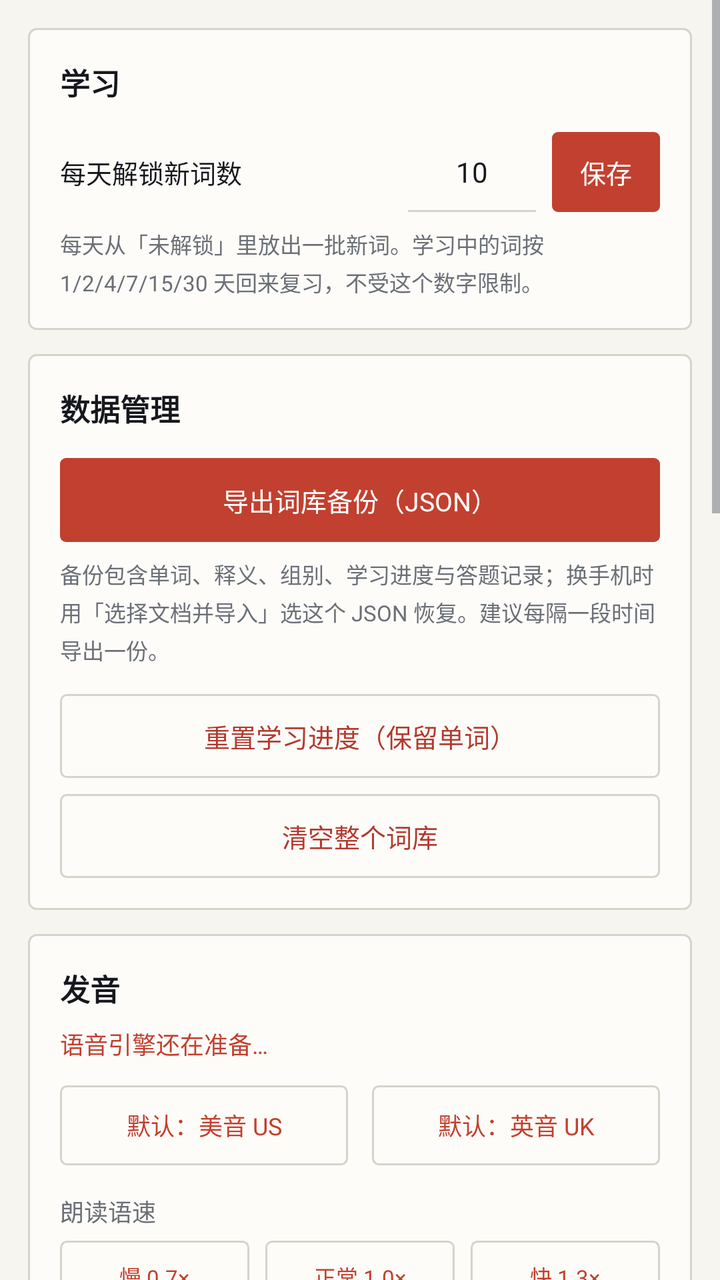
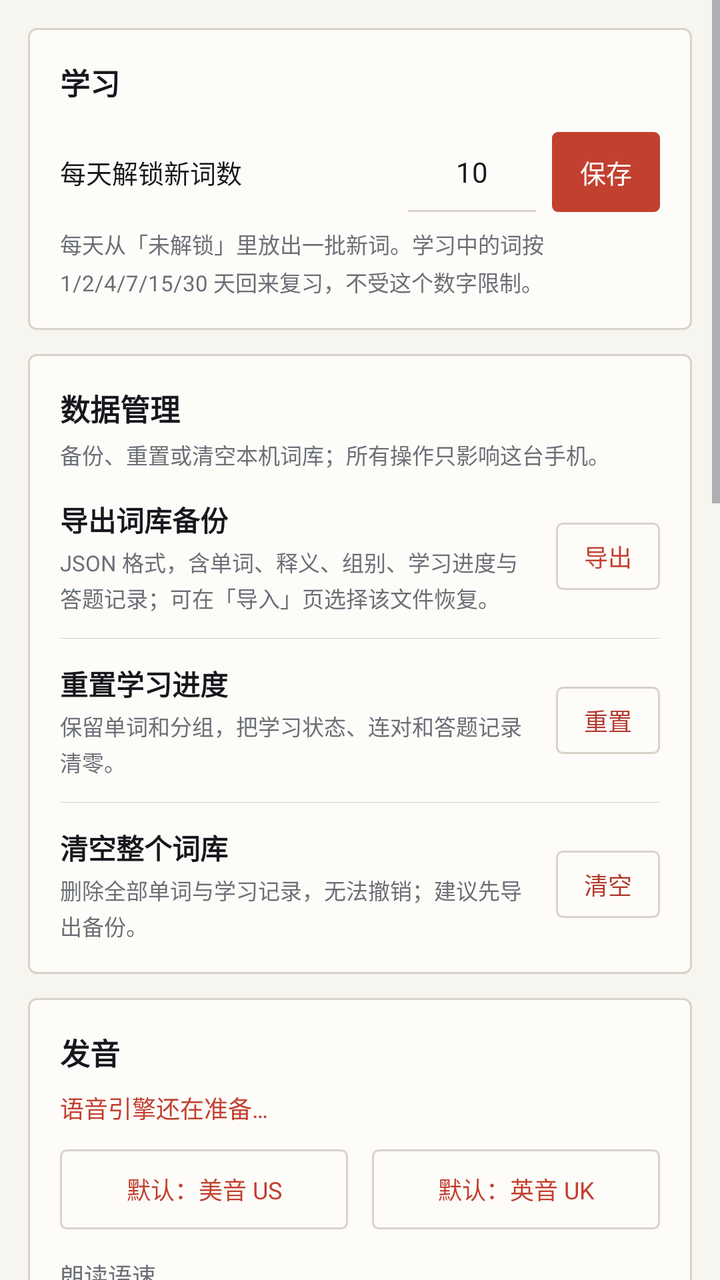

Before-and-after screenshots of an Android layout around one commit, followed by the original layout XML and the change that was made.
<!-- AndroidManifest.xml: application theme AppTheme -->
<!-- res/layout/page_settings.xml -->
<?xml version="1.0" encoding="utf-8"?>
<ScrollView xmlns:android="http://schemas.android.com/apk/res/android"
    android:layout_width="match_parent"
    android:layout_height="match_parent">

    <LinearLayout
        android:layout_width="match_parent"
        android:layout_height="wrap_content"
        android:orientation="vertical"
        android:padding="14dp">

        <LinearLayout
            android:layout_width="match_parent"
            android:layout_height="wrap_content"
            android:orientation="vertical"
            android:background="@drawable/bg_card"
            android:padding="16dp">

            <TextView
                android:layout_width="wrap_content"
                android:layout_height="wrap_content"
                android:text="学习"
                android:textSize="15sp"
                android:textStyle="bold"
                android:textColor="@color/text" />

            <LinearLayout
                android:layout_width="match_parent"
                android:layout_height="wrap_content"
                android:layout_marginTop="14dp"
                android:orientation="horizontal"
                android:gravity="center_vertical">

                <TextView
                    android:layout_width="0dp"
                    android:layout_height="wrap_content"
                    android:layout_weight="1"
                    android:text="每天解锁新词数"
                    android:textSize="13sp"
                    android:textColor="@color/text" />

                <EditText
                    android:id="@+id/etDaily"
                    android:layout_width="64dp"
                    android:layout_height="wrap_content"
                    android:minHeight="40dp"
                    android:background="@drawable/bg_input"
                    android:gravity="center"
                    android:inputType="number"
                    android:maxLines="1"
                    android:text="10"
                    android:textSize="14sp"
                    android:textColor="@color/text" />

                <TextView
                    android:id="@+id/btnSaveDaily"
                    android:layout_width="wrap_content"
                    android:layout_height="wrap_content"
                    android:minHeight="40dp"
                    android:layout_marginLeft="8dp"
                    android:background="@drawable/bg_btn_primary"
                    android:gravity="center"
                    android:paddingLeft="14dp"
                    android:paddingRight="14dp"
                    android:text="保存"
                    android:textSize="13sp"
                    android:textColor="@color/white" />
            </LinearLayout>

            <TextView
                android:layout_width="match_parent"
                android:layout_height="wrap_content"
                android:layout_marginTop="8dp"
                android:lineSpacingExtra="3dp"
                android:text="每天从「未解锁」里放出一批新词。学习中的词按 1/2/4/7/15/30 天回来复习，不受这个数字限制。"
                android:textSize="11sp"
                android:textColor="@color/text_sub" />
        </LinearLayout>

        <LinearLayout
            android:layout_width="match_parent"
            android:layout_height="wrap_content"
            android:layout_marginTop="12dp"
            android:orientation="vertical"
            android:background="@drawable/bg_card"
            android:padding="16dp">

            <TextView
                android:layout_width="wrap_content"
                android:layout_height="wrap_content"
                android:text="数据管理"
                android:textSize="15sp"
                android:textStyle="bold"
                android:textColor="@color/text" />

            <TextView
                android:id="@+id/btnExport"
                android:layout_width="match_parent"
                android:layout_height="wrap_content"
                android:minHeight="42dp"
                android:layout_marginTop="14dp"
                android:background="@drawable/bg_btn_primary"
                android:gravity="center"
                android:text="导出词库备份（JSON）"
                android:textSize="13sp"
                android:textColor="@color/white" />

            <TextView
                android:layout_width="match_parent"
                android:layout_height="wrap_content"
                android:layout_marginTop="8dp"
                android:lineSpacingExtra="3dp"
                android:text="备份包含单词、释义、组别、学习进度与答题记录；换手机时用「选择文档并导入」选这个 JSON 恢复。建议每隔一段时间导出一份。"
                android:textSize="11sp"
                android:textColor="@color/text_sub" />

            <TextView
                android:id="@+id/btnReset"
                android:layout_width="match_parent"
                android:layout_height="wrap_content"
                android:minHeight="42dp"
                android:layout_marginTop="14dp"
                android:background="@drawable/bg_btn_ghost"
                android:gravity="center"
                android:text="重置学习进度（保留单词）"
                android:textSize="13sp"
                android:textColor="@color/danger" />

            <TextView
                android:id="@+id/btnClear"
                android:layout_width="match_parent"
                android:layout_height="wrap_content"
                android:minHeight="42dp"
                android:layout_marginTop="8dp"
                android:background="@drawable/bg_btn_ghost"
                android:gravity="center"
                android:text="清空整个词库"
                android:textSize="13sp"
                android:textColor="@color/danger" />
        </LinearLayout>

        <LinearLayout
            android:layout_width="match_parent"
            android:layout_height="wrap_content"
            android:layout_marginTop="12dp"
            android:orientation="vertical"
            android:background="@drawable/bg_card"
            android:padding="16dp">

            <TextView
                android:layout_width="wrap_content"
                android:layout_height="wrap_content"
                android:text="发音"
                android:textSize="15sp"
                android:textStyle="bold"
                android:textColor="@color/text" />

            <TextView
                android:id="@+id/tvTtsStatus"
                android:layout_width="match_parent"
                android:layout_height="wrap_content"
                android:layout_marginTop="8dp"
                android:text="语音引擎还在准备…"
                android:textSize="12sp"
                android:textColor="@color/primary" />

            <LinearLayout
                android:layout_width="match_parent"
                android:layout_height="wrap_content"
                android:layout_marginTop="12dp"
                android:orientation="horizontal">

                <TextView
                    android:id="@+id/btnAccentUs"
                    android:layout_width="0dp"
                    android:layout_height="wrap_content"
                    android:minHeight="40dp"
                    android:layout_weight="1"
                    android:layout_marginRight="6dp"
                    android:background="@drawable/bg_btn_ghost"
                    android:gravity="center"
                    android:text="默认：美音 US"
                    android:textSize="12sp"
                    android:textColor="@color/primary" />

                <TextView
                    android:id="@+id/btnAccentUk"
                    android:layout_width="0dp"
                    android:layout_height="wrap_content"
                    android:minHeight="40dp"
                    android:layout_weight="1"
                    android:layout_marginLeft="6dp"
                    android:background="@drawable/bg_btn_ghost"
                    android:gravity="center"
                    android:text="默认：英音 UK"
                    android:textSize="12sp"
                    android:textColor="@color/primary" />
            </LinearLayout>

            <TextView
                android:layout_width="wrap_content"
                android:layout_height="wrap_content"
                android:layout_marginTop="14dp"
                android:text="朗读语速"
                android:textSize="12sp"
                android:textColor="@color/text_sub" />

            <LinearLayout
                android:layout_width="match_parent"
                android:layout_height="wrap_content"
                android:layout_marginTop="6dp"
                android:orientation="horizontal">

                <TextView
                    android:id="@+id/btnRateSlow"
                    android:layout_width="0dp"
                    android:layout_height="wrap_content"
                    android:minHeight="36dp"
                    android:layout_weight="1"
                    android:layout_marginRight="4dp"
                    android:background="@drawable/bg_btn_ghost"
                    android:gravity="center"
                    android:text="慢 0.7×"
                    android:textSize="11sp"
                    android:textColor="@color/primary" />

                <TextView
                    android:id="@+id/btnRateNormal"
                    android:layout_width="0dp"
                    android:layout_height="wrap_content"
                    android:minHeight="36dp"
                    android:layout_weight="1"
                    android:layout_marginLeft="4dp"
                    android:layout_marginRight="4dp"
                    android:background="@drawable/bg_btn_ghost"
                    android:gravity="center"
                    android:text="正常 1.0×"
                    android:textSize="11sp"
                    android:textColor="@color/primary" />

                <TextView
                    android:id="@+id/btnRateFast"
                    android:layout_width="0dp"
                    android:layout_height="wrap_content"
                    android:minHeight="36dp"
                    android:layout_weight="1"
                    android:layout_marginLeft="4dp"
                    android:background="@drawable/bg_btn_ghost"
                    android:gravity="center"
                    android:text="快 1.3×"
                    android:textSize="11sp"
                    android:textColor="@color/primary" />
            </LinearLayout>

            <TextView
                android:id="@+id/btnSpeakSample"
                android:layout_width="match_parent"
                android:layout_height="wrap_content"
                android:minHeight="38dp"
                android:layout_marginTop="10dp"
                android:background="@drawable/bg_btn_soft"
                android:gravity="center"
                android:text="试听一句英文（确认到底出不出声）"
                android:textSize="12sp"
                android:textColor="@color/primary" />

            <TextView
                android:id="@+id/btnTtsSettings"
                android:layout_width="match_parent"
                android:layout_height="wrap_content"
                android:minHeight="40dp"
                android:layout_marginTop="10dp"
                android:background="@drawable/bg_btn_ghost"
                android:gravity="center"
                android:text="安装 / 检查英语语音包"
                android:textSize="12sp"
                android:textColor="@color/primary" />

            <TextView
                android:layout_width="match_parent"
                android:layout_height="wrap_content"
                android:layout_marginTop="10dp"
                android:lineSpacingExtra="3dp"
                android:text="发音走系统 TTS 的本地离线语音包；没装对应口音时会自动回退到另一种并提示。音色由手机安装的语音包决定，应用不联网合成。"
                android:textSize="11sp"
                android:textColor="@color/text_sub" />
        </LinearLayout>

        <LinearLayout
            android:layout_width="match_parent"
            android:layout_height="wrap_content"
            android:layout_marginTop="12dp"
            android:orientation="vertical"
            android:background="@drawable/bg_card"
            android:padding="16dp">

            <TextView
                android:layout_width="wrap_content"
                android:layout_height="wrap_content"
                android:text="音标"
                android:textSize="15sp"
                android:textStyle="bold"
                android:textColor="@color/text" />

            <TextView
                android:id="@+id/tvIpaStatus"
                android:layout_width="match_parent"
                android:layout_height="wrap_content"
                android:layout_marginTop="8dp"
                android:text="正在读取内置词典…"
                android:textSize="12sp"
                android:textColor="@color/primary" />

            <TextView
                android:id="@+id/btnAutoIpa"
                android:layout_width="match_parent"
                android:layout_height="wrap_content"
                android:minHeight="40dp"
                android:layout_marginTop="12dp"
                android:background="@drawable/bg_btn_soft"
                android:gravity="center"
                android:text="导入时自动补全音标：开"
                android:textSize="12sp"
                android:textColor="@color/primary" />

            <TextView
                android:id="@+id/btnFillIpa"
                android:layout_width="match_parent"
                android:layout_height="wrap_content"
                android:minHeight="40dp"
                android:layout_marginTop="10dp"
                android:background="@drawable/bg_btn_ghost"
                android:gravity="center"
                android:text="给现有词库补一次音标"
                android:textSize="12sp"
                android:textColor="@color/primary" />

            <TextView
                android:layout_width="match_parent"
                android:layout_height="wrap_content"
                android:layout_marginTop="10dp"
                android:lineSpacingExtra="3dp"
                android:text="音标来自随包内置的离线开源词典，只补空字段，不覆盖手填内容；查不到的词留空，不编造。数据来源与许可见 LICENSES/THIRD_PARTY_NOTICES.md。"
                android:textSize="11sp"
                android:textColor="@color/text_sub" />
        </LinearLayout>

        <LinearLayout
            android:layout_width="match_parent"
            android:layout_height="wrap_content"
            android:layout_marginTop="12dp"
            android:orientation="vertical"
            android:background="@drawable/bg_card"
            android:padding="16dp">

            <TextView
                android:layout_width="wrap_content"
                android:layout_height="wrap_content"
                android:text="版本与更新"
                android:textSize="15sp"
                android:textStyle="bold"
                android:textColor="@color/text" />

            <TextView
                android:id="@+id/tvVersion"
                android:layout_width="match_parent"
                android:layout_height="wrap_content"
                android:layout_marginTop="8dp"
                android:text="当前版本"
                android:fontFamily="serif"
                android:textSize="18sp"
                android:textColor="@color/text" />

            <TextView
                android:layout_width="match_parent"
                android:layout_height="wrap_content"
                android:layout_marginTop="8dp"
                android:lineSpacingExtra="4dp"
                android:text="点「检查更新」会向 GitHub 读取一次公开的版本号，这是本应用唯一会联网的地方。不会上传词库、账号或设备信息，也不会自动下载、自动安装 APK。"
                android:textSize="12sp"
                android:textColor="@color/text_sub" />

            <TextView
                android:id="@+id/btnCheckUpdate"
                android:layout_width="match_parent"
                android:layout_height="wrap_content"
                android:minHeight="42dp"
                android:layout_marginTop="14dp"
                android:background="@drawable/bg_btn_primary"
                android:gravity="center"
                android:text="检查更新"
                android:textSize="14sp"
                android:textColor="@color/white" />

            <TextView
                android:id="@+id/btnAutoUpdate"
                android:layout_width="match_parent"
                android:layout_height="wrap_content"
                android:minHeight="40dp"
                android:layout_marginTop="10dp"
                android:background="@drawable/bg_btn_soft"
                android:gravity="center"
                android:text="启动时自动检查：关"
                android:textSize="12sp"
                android:textColor="@color/primary" />
        </LinearLayout>

        <LinearLayout
            android:layout_width="match_parent"
            android:layout_height="wrap_content"
            android:layout_marginTop="12dp"
            android:orientation="vertical"
            android:background="@drawable/bg_card"
            android:padding="16dp">

            <TextView
                android:layout_width="wrap_content"
                android:layout_height="wrap_content"
                android:text="关于"
                android:textSize="15sp"
                android:textStyle="bold"
                android:textColor="@color/text" />

            <TextView
                android:layout_width="match_parent"
                android:layout_height="wrap_content"
                android:layout_marginTop="8dp"
                android:lineSpacingExtra="4dp"
                android:text="单词酷是一个离线优先的本地词库：词库、导入、音标、发音、复习与备份都在手机上完成，不上传账号或设备信息。唯一的联网点是「检查更新」，只在点按钮或打开自动检查时读取一次 GitHub 公开版本号。\n\n考研词库（711 词 / 23 组）来自用户提供的 Unit1–5 词表，仅保存在本机；公开分发前请确认词表版权。"
                android:textSize="12sp"
                android:textColor="@color/text_sub" />
        </LinearLayout>

    </LinearLayout>
</ScrollView>
<!-- resources referenced by this layout -->
<resources>
  <color name="danger">#B23A2E</color>
  <color name="primary">#C2402F</color>
  <color name="text">#16181D</color>
  <color name="text_sub">#6B6F76</color>
  <color name="white">#FFFFFF</color>
  <!-- drawable bg_btn_ghost (drawable) -->
  <?xml version="1.0" encoding="utf-8"?>
  <shape xmlns:android="http://schemas.android.com/apk/res/android" android:shape="rectangle">
      <solid android:color="@color/card" />
      <corners android:radius="3dp" />
      <stroke android:width="1dp" android:color="@color/line" />
      <padding android:left="12dp" android:top="8dp" android:right="12dp" android:bottom="8dp" />
  </shape>
  <!-- drawable bg_btn_primary (drawable) -->
  <?xml version="1.0" encoding="utf-8"?>
  <shape xmlns:android="http://schemas.android.com/apk/res/android" android:shape="rectangle">
      <solid android:color="@color/primary" />
      <corners android:radius="3dp" />
      <padding android:left="12dp" android:top="8dp" android:right="12dp" android:bottom="8dp" />
  </shape>
  <!-- drawable bg_btn_soft (drawable) -->
  <?xml version="1.0" encoding="utf-8"?>
  <shape xmlns:android="http://schemas.android.com/apk/res/android" android:shape="rectangle">
      <solid android:color="@color/soft_blue" />
      <corners android:radius="3dp" />
      <stroke android:width="1dp" android:color="@color/line" />
      <padding android:left="12dp" android:top="8dp" android:right="12dp" android:bottom="8dp" />
  </shape>
  <!-- drawable bg_card (drawable) -->
  <?xml version="1.0" encoding="utf-8"?>
  <shape xmlns:android="http://schemas.android.com/apk/res/android" android:shape="rectangle">
      <solid android:color="@color/card" />
      <corners android:radius="4dp" />
      <stroke android:width="1dp" android:color="@color/line" />
  </shape>
  <!-- drawable bg_input (drawable) -->
  <?xml version="1.0" encoding="utf-8"?>
  <layer-list xmlns:android="http://schemas.android.com/apk/res/android">
      <item android:left="-2dp" android:right="-2dp" android:top="-2dp">
          <shape android:shape="rectangle">
              <solid android:color="@android:color/transparent" />
              <stroke android:width="1dp" android:color="@color/line" />
              <padding android:left="10dp" android:top="8dp" android:right="10dp" android:bottom="8dp" />
          </shape>
      </item>
  </layer-list>
  <style name="AppTheme" parent="AppThemeBase">
          <item name="android:statusBarColor">@color/bg</item>
          <item name="android:windowLightStatusBar">true</item>
          <item name="android:navigationBarColor">@color/text</item>
      </style>
  <color name="card">#FDFCF9</color>
  <color name="line">#D8D3C9</color>
  <color name="soft_blue">#EDE9E1</color>
  <style name="AppThemeBase" parent="@android:style/Theme.Material.Light.NoActionBar">
          <item name="android:colorPrimary">@color/primary</item>
          <item name="android:colorPrimaryDark">@color/primary_dark</item>
          <item name="android:colorAccent">@color/accent</item>
          <item name="android:windowBackground">@color/bg</item>
          <item name="android:textColorPrimary">@color/text</item>
          <item name="android:textColorSecondary">@color/text_sub</item>
          <item name="android:textColorHint">@color/text_sub</item>
      </style>
  <color name="bg">#F7F5F0</color>
  <color name="primary_dark">#9E3225</color>
  <color name="accent">#16181D</color>
</resources>

<!-- the commit's change to res/layout/page_settings.xml (unified diff, before → after) -->
@@ -94,49 +94,165 @@
                 android:textColor="@color/text" />
 
             <TextView
-                android:id="@+id/btnExport"
-                android:layout_width="match_parent"
-                android:layout_height="wrap_content"
-                android:minHeight="42dp"
+                android:layout_width="match_parent"
+                android:layout_height="wrap_content"
+                android:layout_marginTop="4dp"
+                android:text="备份、重置或清空本机词库；所有操作只影响这台手机。"
+                android:textSize="11sp"
+                android:textColor="@color/text_sub" />
+
+            
+            <LinearLayout
+                android:layout_width="match_parent"
+                android:layout_height="wrap_content"
                 android:layout_marginTop="14dp"
-                android:background="@drawable/bg_btn_primary"
-                android:gravity="center"
-                android:text="导出词库备份（JSON）"
-                android:textSize="13sp"
-                android:textColor="@color/white" />
-
-            <TextView
-                android:layout_width="match_parent"
-                android:layout_height="wrap_content"
-                android:layout_marginTop="8dp"
-                android:lineSpacingExtra="3dp"
-                android:text="备份包含单词、释义、组别、学习进度与答题记录；换手机时用「选择文档并导入」选这个 JSON 恢复。建议每隔一段时间导出一份。"
-                android:textSize="11sp"
-                android:textColor="@color/text_sub" />
-
-            <TextView
-                android:id="@+id/btnReset"
-                android:layout_width="match_parent"
-                android:layout_height="wrap_content"
-                android:minHeight="42dp"
-                android:layout_marginTop="14dp"
-                android:background="@drawable/bg_btn_ghost"
-                android:gravity="center"
-                android:text="重置学习进度（保留单词）"
-                android:textSize="13sp"
-                android:textColor="@color/danger" />
-
-            <TextView
-                android:id="@+id/btnClear"
-                android:layout_width="match_parent"
-                android:layout_height="wrap_content"
-                android:minHeight="42dp"
-                android:layout_marginTop="8dp"
-                android:background="@drawable/bg_btn_ghost"
-                android:gravity="center"
-                android:text="清空整个词库"
-                android:textSize="13sp"
-                android:textColor="@color/danger" />
+                android:gravity="center_vertical"
+                android:orientation="horizontal">
+
+                <LinearLayout
+                    android:layout_width="0dp"
+                    android:layout_height="wrap_content"
+                    android:layout_weight="1"
+                    android:orientation="vertical">
+
+                    <TextView
+                        android:layout_width="match_parent"
+                        android:layout_height="wrap_content"
+                        android:text="导出词库备份"
+                        android:textColor="@color/text"
+                        android:textSize="14sp"
+                        android:textStyle="bold" />
+
+                    <TextView
+                        android:layout_width="match_parent"
+                        android:layout_height="wrap_content"
+                        android:layout_marginTop="3dp"
+                        android:lineSpacingExtra="2dp"
+                        android:text="JSON 格式，含单词、释义、组别、学习进度与答题记录；可在「导入」页选择该文件恢复。"
+                        android:textColor="@color/text_sub"
+                        android:textSize="11sp" />
+                </LinearLayout>
+
+                <TextView
+                    android:id="@+id/btnExport"
+                    android:layout_width="wrap_content"
+                    android:layout_height="wrap_content"
+                    android:layout_marginLeft="12dp"
+                    android:background="@drawable/bg_btn_ghost"
+                    android:gravity="center"
+                    android:minHeight="32dp"
+                    android:paddingLeft="14dp"
+                    android:paddingRight="14dp"
+                    android:text="导出"
+                    android:textColor="@color/primary"
+                    android:textSize="12sp" />
+            </LinearLayout>
+
+            <View
+                android:layout_width="match_parent"
+                android:layout_height="1px"
+                android:layout_marginTop="12dp"
+                android:layout_marginBottom="12dp"
+                android:background="@color/line" />
+
+            
+            <LinearLayout
+                android:layout_width="match_parent"
+                android:layout_height="wrap_content"
+                android:gravity="center_vertical"
+                android:orientation="horizontal">
+
+                <LinearLayout
+                    android:layout_width="0dp"
+                    android:layout_height="wrap_content"
+                    android:layout_weight="1"
+                    android:orientation="vertical">
+
+                    <TextView
+                        android:layout_width="match_parent"
+                        android:layout_height="wrap_content"
+                        android:text="重置学习进度"
+                        android:textColor="@color/text"
+                        android:textSize="14sp"
+                        android:textStyle="bold" />
+
+                    <TextView
+                        android:layout_width="match_parent"
+                        android:layout_height="wrap_content"
+                        android:layout_marginTop="3dp"
+                        android:lineSpacingExtra="2dp"
+                        android:text="保留单词和分组，把学习状态、连对和答题记录清零。"
+                        android:textColor="@color/text_sub"
+                        android:textSize="11sp" />
+                </LinearLayout>
+
+                <TextView
+                    android:id="@+id/btnReset"
+                    android:layout_width="wrap_content"
+                    android:layout_height="wrap_content"
+                    android:layout_marginLeft="12dp"
+                    android:background="@drawable/bg_btn_ghost"
+                    android:gravity="center"
+                    android:minHeight="32dp"
+                    android:paddingLeft="14dp"
+                    android:paddingRight="14dp"
+                    android:text="重置"
+                    android:textColor="@color/danger"
+                    android:textSize="12sp" />
+            </LinearLayout>
+
+            <View
+                android:layout_width="match_parent"
+                android:layout_height="1px"
+                android:layout_marginTop="12dp"
+                android:layout_marginBottom="12dp"
+                android:background="@color/line" />
+
+            
+            <LinearLayout
+                android:layout_width="match_parent"
+                android:layout_height="wrap_content"
+                android:gravity="center_vertical"
+                android:orientation="horizontal">
+
+                <LinearLayout
+                    android:layout_width="0dp"
+                    android:layout_height="wrap_content"
+                    android:layout_weight="1"
+                    android:orientation="vertical">
+
+                    <TextView
+                        android:layout_width="match_parent"
+                        android:layout_height="wrap_content"
+                        android:text="清空整个词库"
+                        android:textColor="@color/text"
+                        android:textSize="14sp"
+                        android:textStyle="bold" />
+
+                    <TextView
+                        android:layout_width="match_parent"
+                        android:layout_height="wrap_content"
+                        android:layout_marginTop="3dp"
+                        android:lineSpacingExtra="2dp"
+                        android:text="删除全部单词与学习记录，无法撤销；建议先导出备份。"
+                        android:textColor="@color/text_sub"
+                        android:textSize="11sp" />
+                </LinearLayout>
+
+                <TextView
+                    android:id="@+id/btnClear"
+                    android:layout_width="wrap_content"
+                    android:layout_height="wrap_content"
+                    android:layout_marginLeft="12dp"
+                    android:background="@drawable/bg_btn_ghost"
+                    android:gravity="center"
+                    android:minHeight="32dp"
+                    android:paddingLeft="14dp"
+                    android:paddingRight="14dp"
+                    android:text="清空"
+                    android:textColor="@color/danger"
+                    android:textSize="12sp" />
+            </LinearLayout>
         </LinearLayout>
 
         <LinearLayout
